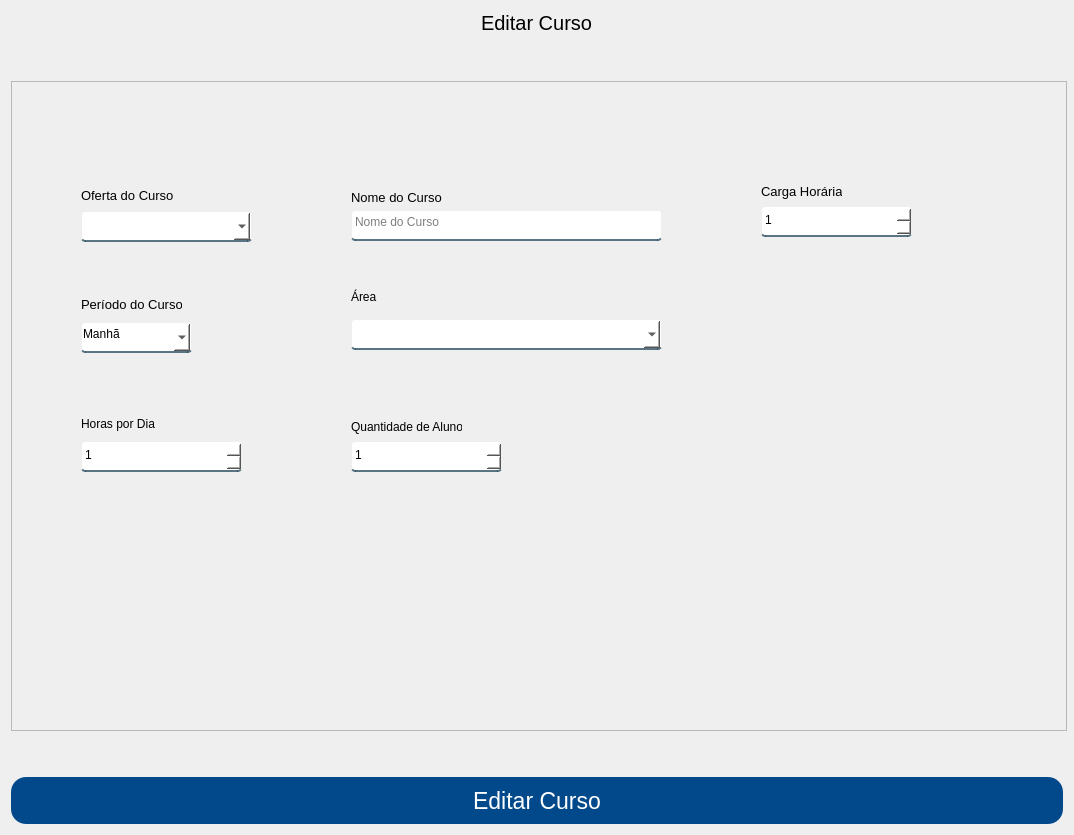
Old version of the form App/view/ui/editarCurso.ui in the repository Senac-SOR-ADS/Mapa-de-Sala.
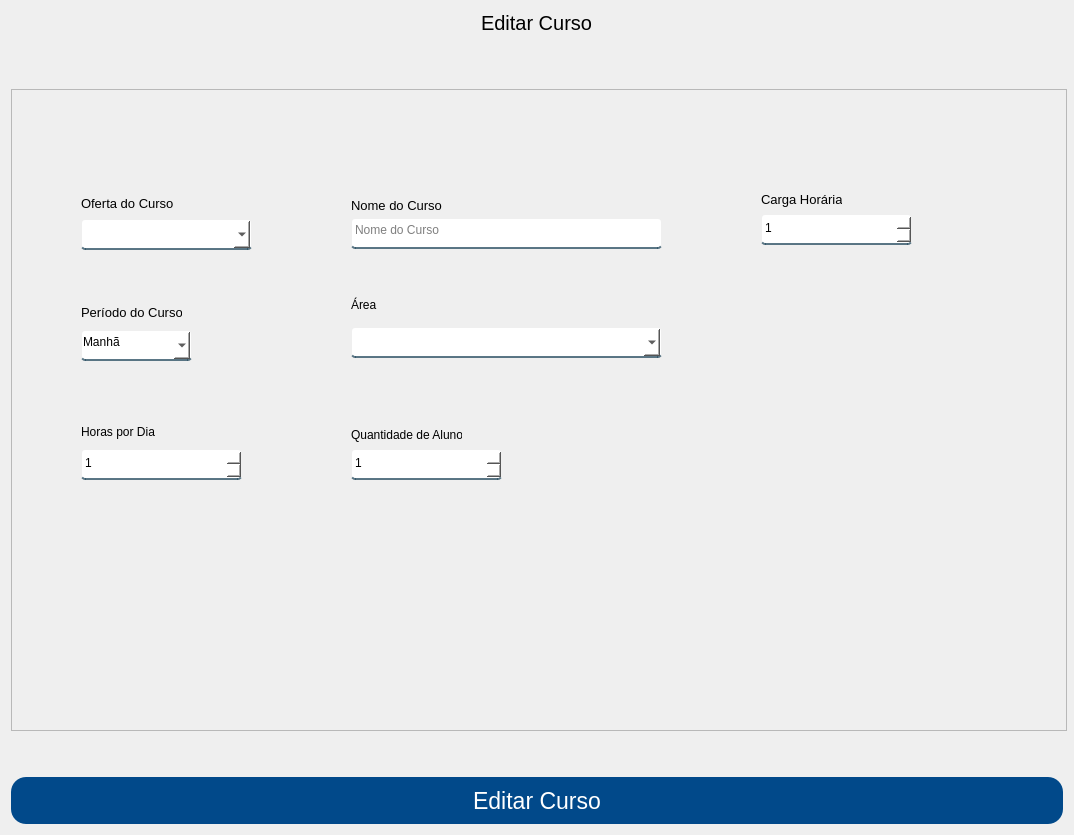
New version of the form.

Commit message: Correção na tela de editar curso. (#189)

Patch:
```diff
--- a/App/view/ui/editarCurso.ui
+++ b/App/view/ui/editarCurso.ui
@@ -18,8 +18,8 @@
   </property>
   <property name="maximumSize">
    <size>
-    <width>1074</width>
-    <height>835</height>
+    <width>16777215</width>
+    <height>16777215</height>
    </size>
   </property>
   <property name="windowTitle">
@@ -85,7 +85,7 @@
      </property>
     </spacer>
    </item>
-   <item alignment="Qt::AlignHCenter">
+   <item alignment="Qt::AlignHCenter|Qt::AlignVCenter">
     <widget class="QFrame" name="frame_2">
      <property name="sizePolicy">
       <sizepolicy hsizetype="Preferred" vsizetype="Expanding">
```
